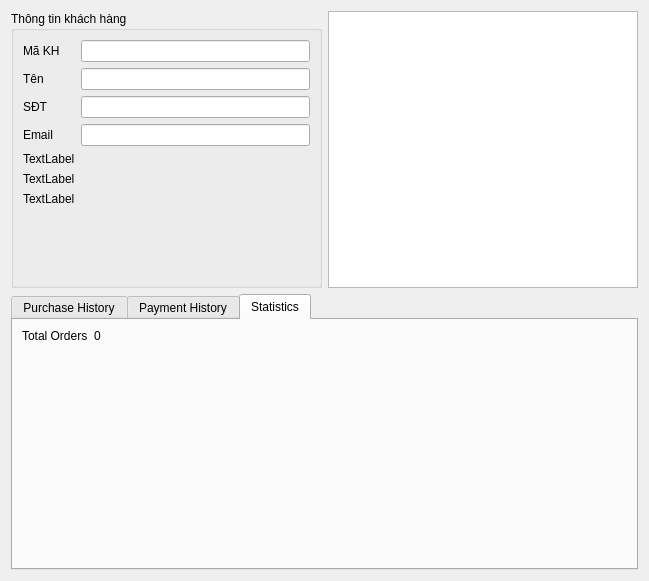
Qt form ui/customer_detail.ui (thinh-doan/sales-and-warehouse-management-system) before a commit.
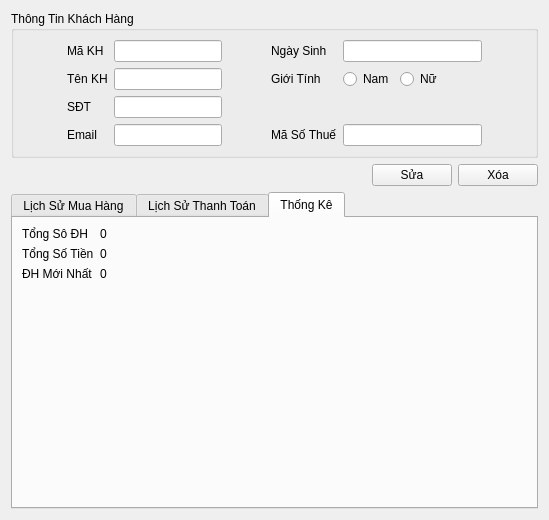
The same form after that commit. The open tabs and pages were chosen to show the change.

Patch:
```diff
--- a/ui/customer_detail.ui
+++ b/ui/customer_detail.ui
@@ -6,85 +6,228 @@
    <rect>
     <x>0</x>
     <y>0</y>
-    <width>649</width>
-    <height>581</height>
+    <width>549</width>
+    <height>520</height>
    </rect>
   </property>
   <layout class="QVBoxLayout" name="verticalLayout">
    <item>
-    <layout class="QHBoxLayout" name="mainLayout">
-     <item>
-      <widget class="QGroupBox" name="groupInfo">
-       <property name="title">
-        <string>Thông tin khách hàng</string>
-       </property>
-       <layout class="QFormLayout" name="formLayout">
-        <item row="0" column="0">
-         <widget class="QLabel" name="labelID">
+    <widget class="QGroupBox" name="groupInfo">
+     <property name="title">
+      <string>Thông Tin Khách Hàng</string>
+     </property>
+     <layout class="QGridLayout" name="gridLayout">
+      <item row="2" column="0">
+       <spacer name="horizontalSpacer_6">
+        <property name="orientation">
+         <enum>Qt::Horizontal</enum>
+        </property>
+        <property name="sizeHint" stdset="0">
+         <size>
+          <width>40</width>
+          <height>20</height>
+         </size>
+        </property>
+       </spacer>
+      </item>
+      <item row="2" column="3">
+       <spacer name="horizontalSpacer">
+        <property name="orientation">
+         <enum>Qt::Horizontal</enum>
+        </property>
+        <property name="sizeHint" stdset="0">
+         <size>
+          <width>20</width>
+          <height>20</height>
+         </size>
+        </property>
+       </spacer>
+      </item>
+      <item row="1" column="3">
+       <spacer name="horizontalSpacer_3">
+        <property name="orientation">
+         <enum>Qt::Horizontal</enum>
+        </property>
+        <property name="sizeHint" stdset="0">
+         <size>
+          <width>20</width>
+          <height>20</height>
+         </size>
+        </property>
+       </spacer>
+      </item>
+      <item row="1" column="5">
+       <widget class="QLineEdit" name="lineEditCustomerID_2"/>
+      </item>
+      <item row="2" column="5">
+       <layout class="QHBoxLayout" name="horizontalLayout">
+        <item>
+         <widget class="QRadioButton" name="radioButton">
           <property name="text">
-           <string>Mã KH</string>
+           <string>Nam</string>
           </property>
          </widget>
         </item>
-        <item row="0" column="1">
-         <widget class="QLineEdit" name="lineEditCustomerID"/>
-        </item>
-        <item row="1" column="0">
-         <widget class="QLabel" name="labelName">
+        <item>
+         <widget class="QRadioButton" name="radioButton_2">
           <property name="text">
-           <string>Tên</string>
+           <string>Nữ</string>
           </property>
          </widget>
         </item>
-        <item row="1" column="1">
-         <widget class="QLineEdit" name="lineEditCustomerName"/>
-        </item>
-        <item row="2" column="0">
-         <widget class="QLabel" name="labelPhone">
-          <property name="text">
-           <string>SĐT</string>
+        <item>
+         <spacer name="horizontalSpacer_2">
+          <property name="orientation">
+           <enum>Qt::Horizontal</enum>
           </property>
-         </widget>
-        </item>
-        <item row="2" column="1">
-         <widget class="QLineEdit" name="lineEditPhone"/>
-        </item>
-        <item row="3" column="0">
-         <widget class="QLabel" name="labelEmail">
-          <property name="text">
-           <string>Email</string>
+          <property name="sizeHint" stdset="0">
+           <size>
+            <width>40</width>
+            <height>20</height>
+           </size>
           </property>
-         </widget>
-        </item>
-        <item row="3" column="1">
-         <widget class="QLineEdit" name="lineEditEmail"/>
-        </item>
-        <item row="4" column="0">
-         <widget class="QLabel" name="label">
-          <property name="text">
-           <string>TextLabel</string>
-          </property>
-         </widget>
-        </item>
-        <item row="6" column="0">
-         <widget class="QLabel" name="label_3">
-          <property name="text">
-           <string>TextLabel</string>
-          </property>
-         </widget>
-        </item>
-        <item row="5" column="0">
-         <widget class="QLabel" name="label_2">
-          <property name="text">
-           <string>TextLabel</string>
-          </property>
-         </widget>
+         </spacer>
         </item>
        </layout>
-      </widget>
+      </item>
+      <item row="2" column="4">
+       <widget class="QLabel" name="labelName_2">
+        <property name="text">
+         <string>Giới Tính</string>
+        </property>
+       </widget>
+      </item>
+      <item row="4" column="5">
+       <widget class="QLineEdit" name="lineEditEmail_2"/>
+      </item>
+      <item row="4" column="4">
+       <widget class="QLabel" name="labelEmail_2">
+        <property name="text">
+         <string>Mã Số Thuế</string>
+        </property>
+       </widget>
+      </item>
+      <item row="3" column="1">
+       <widget class="QLabel" name="labelPhone">
+        <property name="text">
+         <string>SĐT</string>
+        </property>
+       </widget>
+      </item>
+      <item row="3" column="2">
+       <widget class="QLineEdit" name="lineEditPhone"/>
+      </item>
+      <item row="4" column="1">
+       <widget class="QLabel" name="labelEmail">
+        <property name="text">
+         <string>Email</string>
+        </property>
+       </widget>
+      </item>
+      <item row="2" column="1">
+       <widget class="QLabel" name="labelName">
+        <property name="text">
+         <string>Tên KH</string>
+        </property>
+       </widget>
+      </item>
+      <item row="1" column="2">
+       <widget class="QLineEdit" name="lineEditCustomerID"/>
+      </item>
+      <item row="1" column="1">
+       <widget class="QLabel" name="labelID">
+        <property name="text">
+         <string>Mã KH</string>
+        </property>
+       </widget>
+      </item>
+      <item row="2" column="2">
+       <widget class="QLineEdit" name="lineEditCustomerName"/>
+      </item>
+      <item row="4" column="2">
+       <widget class="QLineEdit" name="lineEditEmail"/>
+      </item>
+      <item row="2" column="6">
+       <spacer name="horizontalSpacer_7">
+        <property name="orientation">
+         <enum>Qt::Horizontal</enum>
+        </property>
+        <property name="sizeHint" stdset="0">
+         <size>
+          <width>40</width>
+          <height>20</height>
+         </size>
+        </property>
+       </spacer>
+      </item>
+      <item row="1" column="4">
+       <widget class="QLabel" name="labelID_2">
+        <property name="text">
+         <string>Ngày Sinh</string>
+        </property>
+       </widget>
+      </item>
+      <item row="3" column="3">
+       <spacer name="horizontalSpacer_4">
+        <property name="orientation">
+         <enum>Qt::Horizontal</enum>
+        </property>
+        <property name="sizeHint" stdset="0">
+         <size>
+          <width>20</width>
+          <height>20</height>
+         </size>
+        </property>
+       </spacer>
+      </item>
+      <item row="4" column="3">
+       <spacer name="horizontalSpacer_5">
+        <property name="orientation">
+         <enum>Qt::Horizontal</enum>
+        </property>
+        <property name="sizeHint" stdset="0">
+         <size>
+          <width>20</width>
+          <height>20</height>
+         </size>
+        </property>
+       </spacer>
+      </item>
+     </layout>
+    </widget>
+   </item>
+   <item>
+    <layout class="QHBoxLayout" name="horizontalLayout_3">
+     <item>
+      <spacer name="horizontalSpacer_8">
+       <property name="orientation">
+        <enum>Qt::Horizontal</enum>
+       </property>
+       <property name="sizeHint" stdset="0">
+        <size>
+         <width>40</width>
+         <height>20</height>
+        </size>
+       </property>
+      </spacer>
      </item>
      <item>
-      <widget class="QTableWidget" name="tableCustomers"/>
+      <layout class="QHBoxLayout" name="horizontalLayout_2">
+       <item>
+        <widget class="QPushButton" name="pushButton">
+         <property name="text">
+          <string>Sửa</string>
+         </property>
+        </widget>
+       </item>
+       <item>
+        <widget class="QPushButton" name="pushButton_2">
+         <property name="text">
+          <string>Xóa</string>
+         </property>
+        </widget>
+       </item>
+      </layout>
      </item>
     </layout>
    </item>
@@ -95,7 +238,7 @@
      </property>
      <widget class="QWidget" name="tabPurchase">
       <attribute name="title">
-       <string>Purchase History</string>
+       <string>Lịch Sử Mua Hàng</string>
       </attribute>
       <layout class="QVBoxLayout">
        <item>
@@ -105,7 +248,7 @@
      </widget>
      <widget class="QWidget" name="tabPayment">
       <attribute name="title">
-       <string>Payment History</string>
+       <string>Lịch Sử Thanh Toán</string>
       </attribute>
       <layout class="QVBoxLayout">
        <item>
@@ -115,23 +258,51 @@
      </widget>
      <widget class="QWidget" name="tabStatistics">
       <attribute name="title">
-       <string>Statistics</string>
+       <string>Thống Kê</string>
       </attribute>
-      <layout class="QFormLayout">
+      <layout class="QFormLayout" name="formLayout">
        <item row="0" column="0">
-        <widget class="QLabel" name="labelTotalOrders">
+        <widget class="QLabel" name="label">
          <property name="text">
-          <string>Total Orders</string>
+          <string>Tổng Sô ĐH</string>
          </property>
         </widget>
        </item>
        <item row="0" column="1">
+        <widget class="QLabel" name="labelTotalOrders_4">
+         <property name="text">
+          <string>0</string>
+         </property>
+        </widget>
+       </item>
+       <item row="1" column="0">
+        <widget class="QLabel" name="labelTotalOrders">
+         <property name="text">
+          <string>Tổng Số Tiền</string>
+         </property>
+        </widget>
+       </item>
+       <item row="1" column="1">
         <widget class="QLabel" name="lblTotalOrdersValue">
          <property name="text">
           <string>0</string>
          </property>
         </widget>
        </item>
+       <item row="2" column="0">
+        <widget class="QLabel" name="labelTotalOrders_2">
+         <property name="text">
+          <string>ĐH Mới Nhất</string>
+         </property>
+        </widget>
+       </item>
+       <item row="2" column="1">
+        <widget class="QLabel" name="labelTotalOrders_3">
+         <property name="text">
+          <string>0</string>
+         </property>
+        </widget>
+       </item>
       </layout>
      </widget>
     </widget>
```
Left out of the diff: 53 changed lines with no effect on the pictures.
